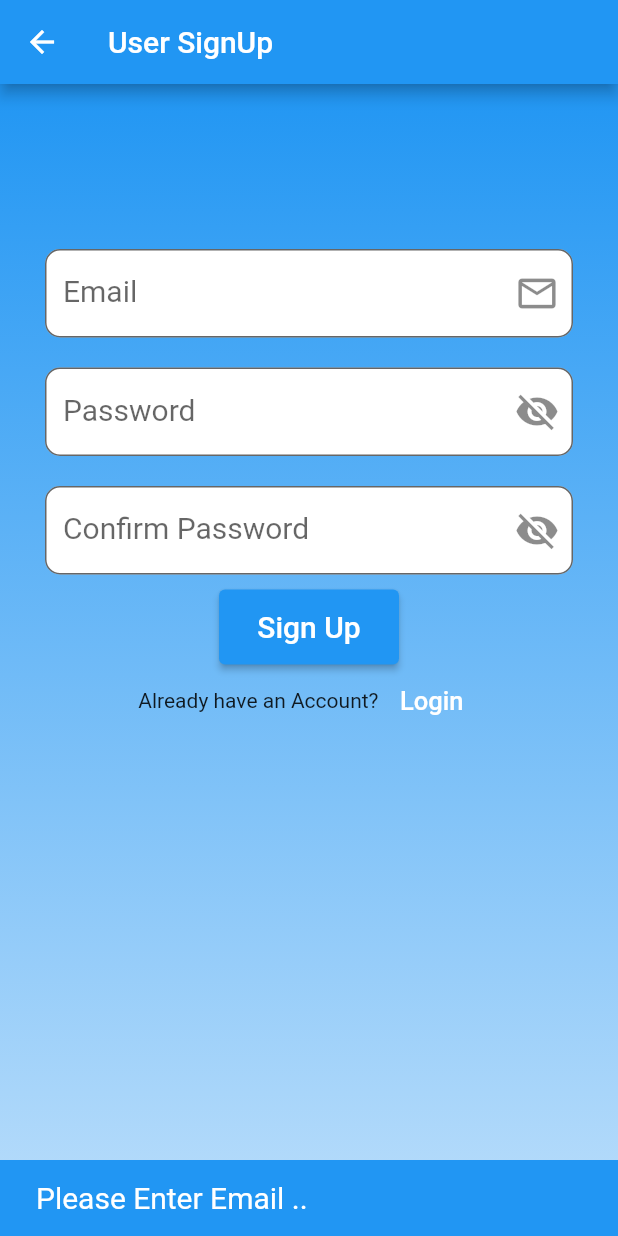
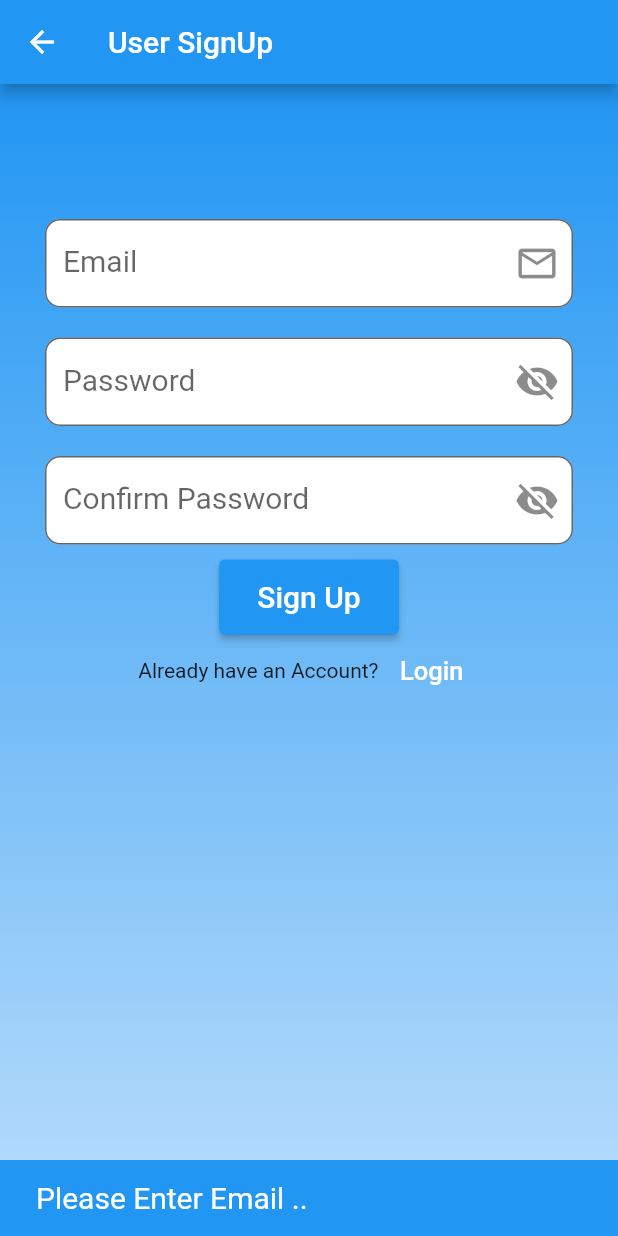
Before and after one commit to DhebaRam/firebase_auth, a Flutter app: the SignUP screen opened directly, after a tap on "Sign Up", on a phone screen of 412 x 824 dp. Run offline on Flutter 3.47's test engine with Material 2 defaults, Android fonts, the phone set to English and light mode, and no system bars; our stand-ins replace firebase_auth, firebase_core, firebase_storage, image_picker, internet_connection_checker, permission_handler; accounts and stored records are empty; network calls fail.

```diff
--- a/lib/SignUp.dart
+++ b/lib/SignUp.dart
@@ -1,4 +1,3 @@
-import 'package:app/Login.dart';
 import 'package:app/mainPage.dart';
 import 'package:flutter/foundation.dart';
 import 'package:flutter/material.dart';
@@ -29,6 +28,11 @@ class _SignUPState extends State<SignUP> {
       ),
       body: Column(
         children: [
+          // Visibility(
+          //   visible: Provider.of<InternetConnectionStatus>(context) ==
+          //       InternetConnectionStatus.disconnected,
+          //   child: const InternetNotAvailable(),
+          // ),
           /* Stack(children: [
             // Container(
             //   alignment: Alignment.bottomRight,
@@ -77,8 +81,8 @@ class _SignUPState extends State<SignUP> {
                 child: Form(
                   key: _formKey,
                   child: Padding(
-                    padding: const EdgeInsets.symmetric(
-                        vertical: 20, horizontal: 30),
+                    padding:
+                        const EdgeInsets.symmetric(vertical: 0, horizontal: 30),
                     child: Column(
                       children: [
                         const SizedBox(
@@ -274,15 +278,15 @@ class _SignUPState extends State<SignUP> {
     if (password == confirmPassword) {
       // print("Valid Password");
       try {
-        UserCredential userCredential = await FirebaseAuth.instance
+        await FirebaseAuth.instance
             .createUserWithEmailAndPassword(email: email, password: password);
 
-          Navigator.pushReplacement(
-            context,
-            MaterialPageRoute(
-              builder: (context) =>  Login(),
-            ),
-          );
+        Navigator.pushReplacement(
+          context,
+          MaterialPageRoute(
+            builder: (context) => const Login(),
+          ),
+        );
         emailController.clear();
         passwordController.clear();
         confirmPasswordController.clear();
--- a/pubspec.yaml
+++ b/pubspec.yaml
@@ -46,6 +46,7 @@ dependencies:
   path: ^1.8.0
   firebase_storage: ^10.2.8
   firebase_dynamic_links: ^4.0.0
+  internet_connection_checker: ^0.0.1+3
 
 
 
```
Also changed, not shown: lib/AppProvider.dart (+18 -7 lines), lib/Home.dart (+121 -96 lines), lib/main.dart (+16 -9 lines), pubspec.lock.
